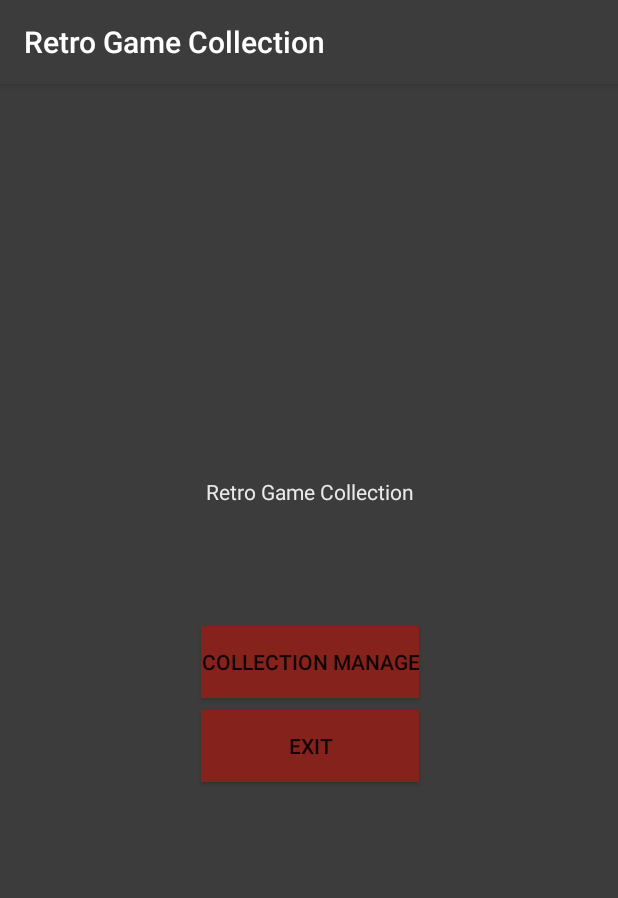
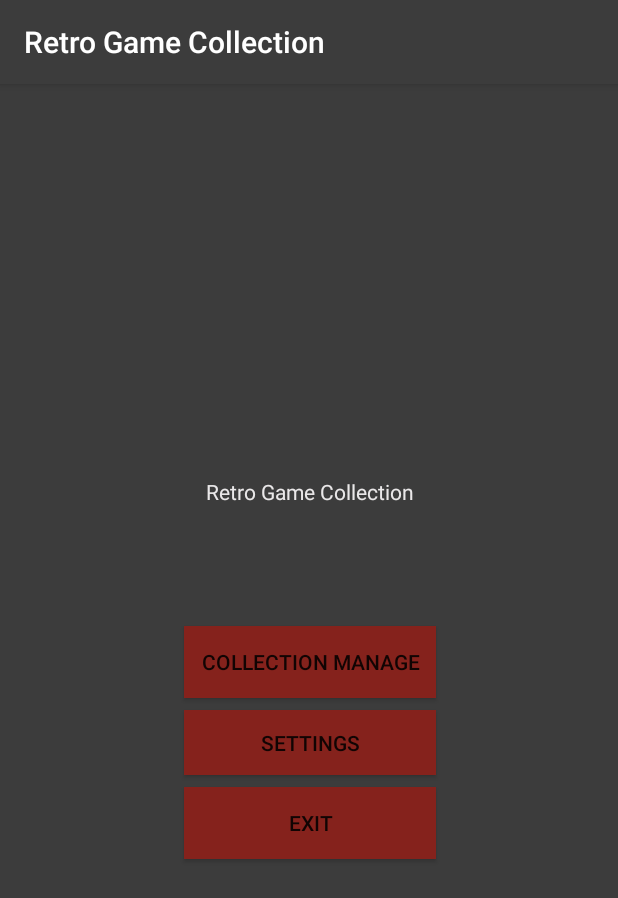
Before and after one commit to thiagofacanha/retrogamecollection, an Android app: the screen it shows after launch (MainMenuActivity), on a phone screen of 412 x 824 dp. Shown: the top 898 px of the screen. Run offline under Robolectric (Android 15) with nearby library versions, the phone set to English and light mode, and no system bars; our stand-ins replace AdMob; libraries missing offline, so code that uses them is left out: com.facebook.stetho; 5 statements that could not run were skipped.

Commit message:
Created Setting Activity

```diff
--- a/app/src/main/java/br/com/sandclan/retrocollection/databasegame/GameDBUtil.java
+++ b/app/src/main/java/br/com/sandclan/retrocollection/databasegame/GameDBUtil.java
@@ -64,6 +64,7 @@ public class GameDBUtil {
                         setAllGameDetails(games);
                     }
                     prefs.edit().putBoolean(GAMES_IMPORTED_SHARED_PREFERENCE_KEY, true).commit();
+                    Toast.makeText(context, "Games imported sucessfully.", Toast.LENGTH_SHORT).show();
                 } else if (response.code() == 503) {
                     prefs.edit().putBoolean(GAMES_IMPORTED_SHARED_PREFERENCE_KEY, false).commit();
                     Toast.makeText(context, "Service Unavailable. Try again later.", Toast.LENGTH_SHORT).show();
@@ -150,6 +151,7 @@ public class GameDBUtil {
     private void showLoadingDialog() {
         if (progressDialogLoading != null) {
             progressDialogLoading.setMessage("loading");
+            progressDialogLoading.setCancelable(false);
             progressDialogLoading.show();
         } else {
             progressDialogLoading = new ProgressDialog(context);
--- a/app/src/main/java/br/com/sandclan/retrocollection/ui/MainMenuActivity.java
+++ b/app/src/main/java/br/com/sandclan/retrocollection/ui/MainMenuActivity.java
@@ -7,21 +7,13 @@ import android.os.Bundle;
 import android.preference.PreferenceManager;
 import android.support.v7.app.AppCompatActivity;
 import android.view.View;
-import android.widget.Toast;
 
 import com.google.android.gms.ads.AdRequest;
 import com.google.android.gms.ads.AdView;
 import com.google.android.gms.ads.MobileAds;
-import com.google.firebase.analytics.FirebaseAnalytics;
 
-import br.com.sandclan.retrocollection.GameServiceInterface;
 import br.com.sandclan.retrocollection.R;
 import br.com.sandclan.retrocollection.databasegame.GameDBUtil;
-import br.com.sandclan.retrocollection.models.GamePlatform;
-import retrofit2.Call;
-import retrofit2.Callback;
-import retrofit2.Response;
-import retrofit2.Retrofit;
 
 
 public class MainMenuActivity extends AppCompatActivity {
@@ -43,6 +35,14 @@ public class MainMenuActivity extends AppCompatActivity {
                 startActivity(intent);
             }
         });
+        findViewById(R.id.buttonSettings).setOnClickListener(new View.OnClickListener() {
+            @Override
+            public void onClick(View v) {
+                Intent intent = new Intent(MainMenuActivity.this, SettingsActivity.class);
+                startActivity(intent);
+            }
+        });
+
 
         findViewById(R.id.buttonExit).setOnClickListener(new View.OnClickListener() {
             @Override
--- a/app/src/main/res/layout/activity_main_menu.xml
+++ b/app/src/main/res/layout/activity_main_menu.xml
@@ -21,18 +21,35 @@
         app:layout_constraintVertical_bias="0.35" />
 
     <Button
-        android:id="@+id/buttonManageCollection"
-        android:layout_width="wrap_content"
-        android:layout_height="0dp"
+        android:id="@+id/buttonSettings"
+        android:layout_width="168dp"
+        android:layout_height="43dp"
         android:layout_marginLeft="0dp"
         android:layout_marginRight="0dp"
-        android:layout_marginTop="80dp"
+        android:layout_marginTop="136dp"
         android:background="@color/colorAccentUS"
-        android:text="@string/collection_manage"
-        app:layout_constraintHorizontal_bias="0.502"
+        android:text="@string/collection_settings"
+        app:layout_constraintHorizontal_bias="0.503"
         app:layout_constraintLeft_toLeftOf="parent"
         app:layout_constraintRight_toRightOf="parent"
         app:layout_constraintTop_toBottomOf="@+id/textView" />
+
+    <Button
+        android:id="@+id/buttonManageCollection"
+        android:layout_width="0dp"
+        android:layout_height="wrap_content"
+        android:layout_marginLeft="0dp"
+        android:layout_marginRight="0dp"
+        android:layout_marginTop="8dp"
+        android:background="@color/colorAccentUS"
+        android:text="@string/collection_manage"
+        app:layout_constraintHorizontal_bias="0.0"
+        app:layout_constraintLeft_toLeftOf="@+id/buttonSettings"
+        app:layout_constraintRight_toRightOf="@+id/buttonSettings"
+        app:layout_constraintTop_toBottomOf="@+id/textView"
+        android:layout_marginBottom="8dp"
+        app:layout_constraintBottom_toTopOf="@+id/buttonSettings"
+        app:layout_constraintVertical_bias="1.0" />
 
     <Button
         android:id="@+id/buttonExit"
@@ -46,9 +63,9 @@
         android:text="@string/exit"
         app:layout_constraintBottom_toBottomOf="parent"
         app:layout_constraintHorizontal_bias="0.5"
-        app:layout_constraintLeft_toLeftOf="@+id/buttonManageCollection"
-        app:layout_constraintRight_toRightOf="@+id/buttonManageCollection"
-        app:layout_constraintTop_toBottomOf="@+id/buttonManageCollection"
+        app:layout_constraintLeft_toLeftOf="@+id/buttonSettings"
+        app:layout_constraintRight_toRightOf="@+id/buttonSettings"
+        app:layout_constraintTop_toBottomOf="@+id/buttonSettings"
         app:layout_constraintVertical_bias="0.0" />
 
     <com.google.android.gms.ads.AdView xmlns:ads="http://schemas.android.com/apk/res-auto"
--- a/app/src/main/res/values/strings.xml
+++ b/app/src/main/res/values/strings.xml
@@ -2,6 +2,7 @@
     <string name="app_name">Retro Game Collection</string>
     <string name="title_activity_list_games">ListGamesActivity</string>
     <string name="collection_manage">Collection Manage</string>
+    <string name="collection_settings">Settings</string>
     <string name="exit">Exit</string>
     <string name="title_activity_game_detail">GameDetailActivity</string>
     <string name="timeout_error">Timeout while accessing server</string>
```
Also changed, not shown: app/src/main/AndroidManifest.xml (+7 -2 lines), app/src/main/java/br/com/sandclan/retrocollection/ui/GameDetailActivity.java (+6 -1 lines), app/src/main/java/br/com/sandclan/retrocollection/ui/SettingsActivity.java (added, +61 -0 lines), app/src/main/res/layout/import_games_buttom.xml (added, +9 -0 lines), app/src/main/res/xml/general.xml (added, +7 -0 lines).
